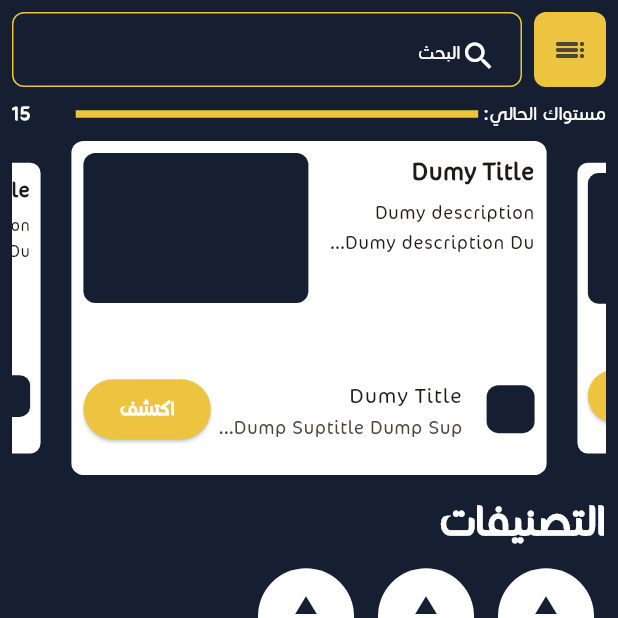
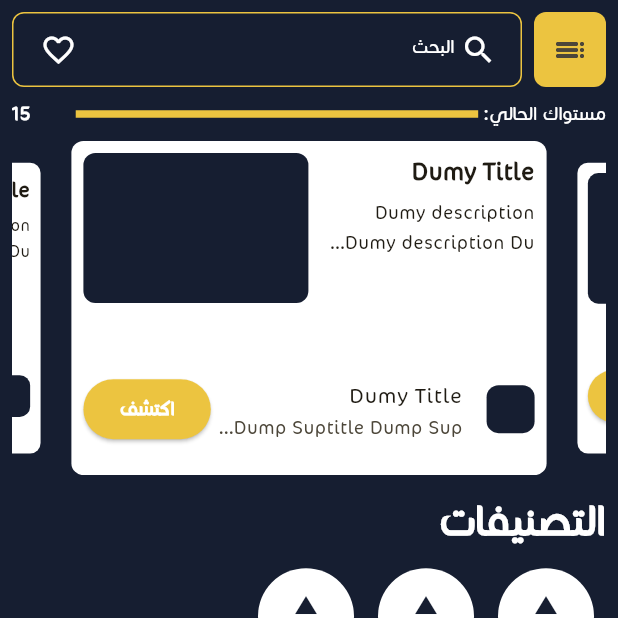
Before and after one commit to TechToc-Solution/mk_academy, a Flutter app: the screen it shows after launch, on a phone screen of 412 x 824 dp, the top half of it. Run offline on Flutter 3.47's test engine with Material 3 defaults, Android fonts, the light colour scheme and no system bars; drawn by our look-alikes of carousel_slider; our stand-ins replace awesome_dialog, dio, firebase_core, firebase_messaging, flutter_bloc, flutter_local_notifications and 4 more; accounts and stored records are empty.

Commit message:
fix search bar

```diff
--- a/lib/features/home/presentation/views/widgets/custom_search_bar.dart
+++ b/lib/features/home/presentation/views/widgets/custom_search_bar.dart
@@ -25,7 +25,7 @@ class CustomSearchBar extends StatelessWidget {
         Expanded(
           child: Container(
             height: 50,
-            padding: EdgeInsets.all(16),
+            padding: EdgeInsets.only(top: 12, right: 16, left: 18, bottom: 16),
             decoration: BoxDecoration(
               borderRadius: BorderRadius.circular(8),
               border: Border.all(color: AppColors.primaryColors),
@@ -36,10 +36,18 @@ class CustomSearchBar extends StatelessWidget {
                   Icons.search,
                   color: Colors.white,
                 ),
+                SizedBox(
+                  width: 4,
+                ),
                 Text(
                   "search".tr(context),
                   style: TextStyle(color: Colors.white),
                 ),
+                Spacer(),
+                Icon(
+                  Icons.favorite_border,
+                  color: Colors.white,
+                )
               ],
             ),
           ),
```
